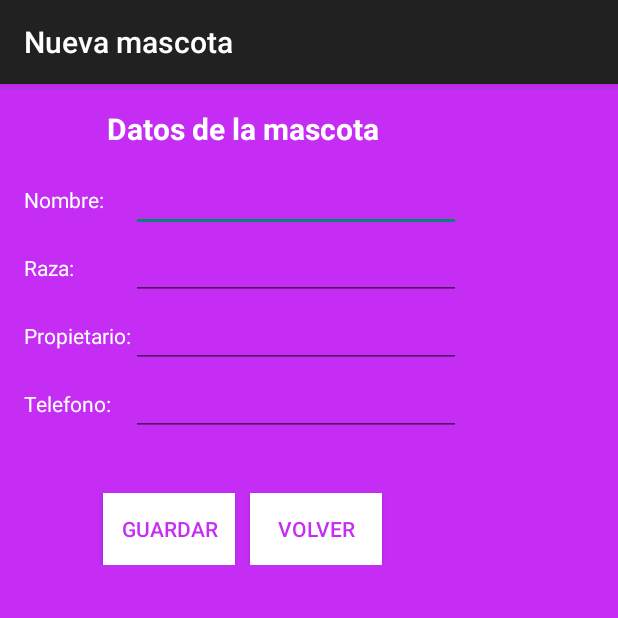
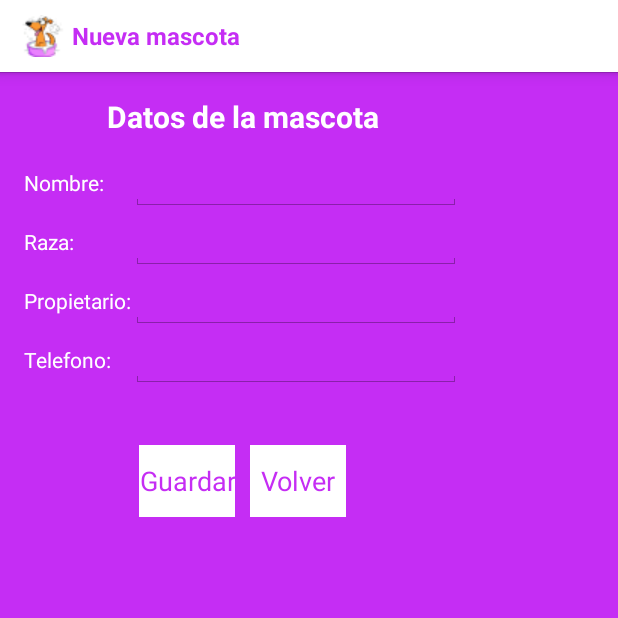
Before and after one commit to nono9119/App_MyCan, an Android app: the ListActivity screen opened directly, with no data from a screen before it, in the options menu, after a tap on "Nueva mascota", on a phone screen of 412 x 824 dp, the top half of it. Run offline under Robolectric (Android 15) with nearby library versions, the phone set to English and light mode, and no system bars.

Commit message:
Action Bar editada y modificados extends de actividades

```diff
--- a/app/build.gradle
+++ b/app/build.gradle
@@ -6,7 +6,7 @@ android {
 
     defaultConfig {
         applicationId "com.mycan.app_mycan"
-        minSdkVersion 13
+        minSdkVersion 14
         targetSdkVersion 21
         versionCode 1
         versionName "1.0"
--- a/app/src/main/java/com/mycan/app_mycan/InsertarCita.java
+++ b/app/src/main/java/com/mycan/app_mycan/InsertarCita.java
@@ -1,10 +1,10 @@
 package com.mycan.app_mycan;
 
+import android.app.Activity;
 import android.content.ContentValues;
 import android.content.Context;
 import android.content.Intent;
 import android.database.Cursor;
-import android.support.v7.app.ActionBarActivity;
 import android.os.Bundle;
 import android.view.View;
 import android.widget.AdapterView;
@@ -22,7 +22,7 @@ import bbdd.AdaptadorDBCitas;
 import bbdd.AdaptadorDBMascotas;
 
 
-public class InsertarCita extends ActionBarActivity {
+public class InsertarCita extends Activity {
     // NECESARIOS PARA EL SPINNER
     private Spinner spMascotas;
     private ArrayList<Mascota> mascotas;
--- a/app/src/main/java/com/mycan/app_mycan/InsertarMascota.java
+++ b/app/src/main/java/com/mycan/app_mycan/InsertarMascota.java
@@ -1,8 +1,8 @@
 package com.mycan.app_mycan;
 
+import android.app.Activity;
 import android.content.ContentValues;
 import android.content.Intent;
-import android.support.v7.app.ActionBarActivity;
 import android.os.Bundle;
 import android.view.View;
 import android.widget.EditText;
@@ -11,7 +11,7 @@ import java.sql.SQLException;
 import bbdd.AdaptadorDBMascotas;
 
 
-public class InsertarMascota extends ActionBarActivity {
+public class InsertarMascota extends Activity {
     private EditText etNombre, etRaza, etPropietario, etTelefono;
     private String nombre, raza, propietario, modo, telefonoExtra;
     private int id_mascota, telefono;
--- a/app/src/main/java/com/mycan/app_mycan/ListActivity.java
+++ b/app/src/main/java/com/mycan/app_mycan/ListActivity.java
@@ -1,12 +1,11 @@
 package com.mycan.app_mycan;
 
-import android.app.ActionBar;
+import android.app.Activity;
 import android.app.AlertDialog;
 import android.content.Context;
 import android.content.DialogInterface;
 import android.content.Intent;
 import android.database.Cursor;
-import android.support.v7.app.ActionBarActivity;
 import android.os.Bundle;
 import android.view.Menu;
 import android.view.MenuItem;
@@ -19,8 +18,7 @@ import java.sql.SQLException;
 import clases.AdaptadorCursorMascotas;
 import bbdd.AdaptadorDBMascotas;
 
-public class ListActivity extends ActionBarActivity {
-    private ActionBar actionBar;
+public class ListActivity extends Activity {
     private ListView listaMascotas;
     private Cursor csr;
     private AdaptadorDBMascotas adbMascotas;
@@ -34,7 +32,12 @@ public class ListActivity extends ActionBarActivity {
     protected void onCreate(Bundle savedInstanceState) {
         super.onCreate(savedInstanceState);
         setContentView(R.layout.activity_list);
-
+        /*
+        actionBar = getSupportActionBar();
+        actionBar.setDisplayShowHomeEnabled(true);
+        actionBar.setLogo(R.drawable.ic_launcher);
+        actionBar.setDisplayUseLogoEnabled(true);
+        */
         // Capturo la lista y establezco el contexto
         listaMascotas = (ListView) findViewById(R.id.listPets);
         ctx = this;
--- a/app/src/main/java/com/mycan/app_mycan/ListCitas.java
+++ b/app/src/main/java/com/mycan/app_mycan/ListCitas.java
@@ -1,11 +1,11 @@
 package com.mycan.app_mycan;
 
+import android.app.Activity;
 import android.app.AlertDialog;
 import android.content.Context;
 import android.content.DialogInterface;
 import android.content.Intent;
 import android.database.Cursor;
-import android.support.v7.app.ActionBarActivity;
 import android.os.Bundle;
 import android.view.ContextMenu;
 import android.view.Menu;
@@ -22,7 +22,7 @@ import bbdd.AdaptadorDBCitas;
 import bbdd.AdaptadorDBMascotas;
 
 
-public class ListCitas extends ActionBarActivity {
+public class ListCitas extends Activity {
     private ExpandableListView listaCitas;
     private ListaExpansibleAdapter mAdapter;
     private AdaptadorDBCitas adbCitas;
--- a/app/src/main/java/com/mycan/app_mycan/MainActivity.java
+++ b/app/src/main/java/com/mycan/app_mycan/MainActivity.java
@@ -1,15 +1,15 @@
 package com.mycan.app_mycan;
 
+import android.app.Activity;
 import android.content.Intent;
 import android.database.sqlite.SQLiteDatabase;
 import bbdd.*;
-import android.support.v7.app.ActionBarActivity;
 import android.os.Bundle;
 import android.view.View;
 import android.widget.TextView;
 
 
-public class MainActivity extends ActionBarActivity {
+public class MainActivity extends Activity {
     private SQLiteDB sqliteDB; // Clase con la base de datos
     private SQLiteDatabase db;
     private Intent itt;
@@ -20,7 +20,8 @@ public class MainActivity extends ActionBarActivity {
     protected void onCreate(Bundle savedInstanceState) {
         super.onCreate(savedInstanceState);
         setContentView(R.layout.activity_main);
-        getSupportActionBar().hide();
+
+        getActionBar().hide();
 
         loadData = (TextView) findViewById(R.id.tvCargandoDatos);
 
--- a/app/src/main/res/menu/menu_list.xml
+++ b/app/src/main/res/menu/menu_list.xml
@@ -8,7 +8,7 @@
         android:title="@string/buscar"
         android:icon="@android:drawable/ic_menu_search"
         android:orderInCategory="1"
-        app:showAsAction="ifRoom" />
+        app:showAsAction="always" />
 
     <item
         android:id="@+id/menu_insertarMascota"
--- a/app/src/main/res/values/styles.xml
+++ b/app/src/main/res/values/styles.xml
@@ -1,8 +1,16 @@
 <resources>
 
     <!-- Base application theme. -->
-    <style name="AppTheme" parent="Theme.AppCompat.Light.DarkActionBar">
+    <style name="AppTheme" parent="android:Theme.Holo.Light">
         <item name="android:icon">@drawable/ic_launcher</item>
+        <item name="android:actionBarStyle">@style/MyActionBar</item>
     </style>
 
+    <style name="MyActionBar" parent="@android:style/Widget.Holo.Light.ActionBar.Solid.Inverse">
+        <item name="android:background">#ffffff</item>
+        <item name="android:titleTextStyle">@style/AppTheme.ActionBar.TitleTextStyle</item>
+    </style>
+    <style name="AppTheme.ActionBar.TitleTextStyle" parent="@android:style/TextAppearance.StatusBar.Title">
+        <item name="android:textColor">#ffc52df4</item>
+    </style>
 </resources>
```
Also changed, not shown: app/src/main/res/drawable/ic_launcher.png, app/src/main/res/drawable/ic_launcher2.png (added), app/src/main/res/layout/activity_list_citas.xml (line endings or trailing spaces).
